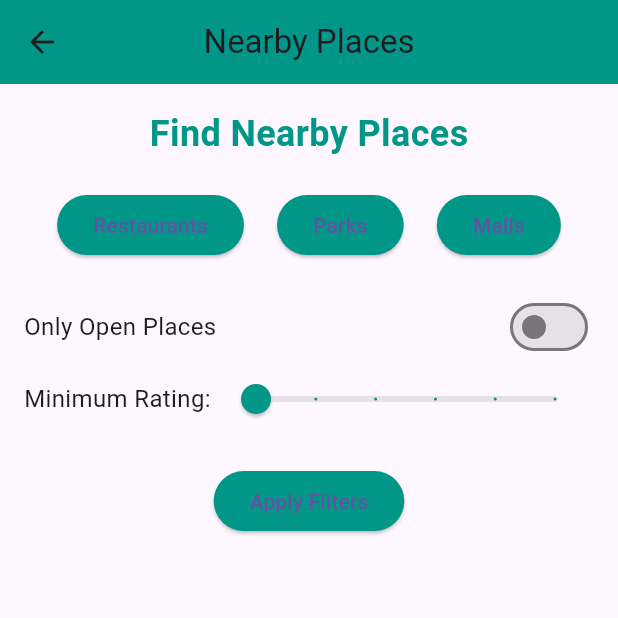
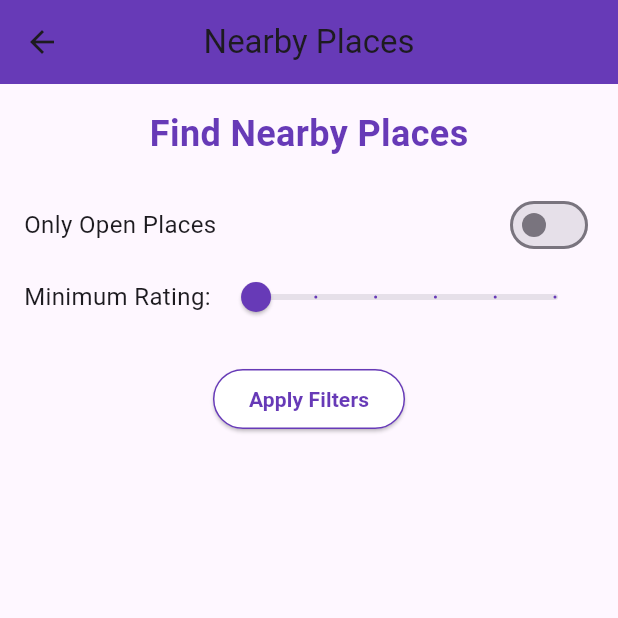
Before and after one commit to Erezab9877/flutter_travel_helper_1, a Flutter app: the NearByPlacesScreen screen opened directly, on a phone screen of 412 x 824 dp, the top half of it. Run offline on Flutter 3.47's test engine with Material 3 defaults, Android fonts, the phone set to English and light mode, and no system bars; our stand-ins replace bloc, cloud_firestore, dio, equatable, firebase_auth, firebase_core and 5 more; accounts and stored records are empty.

Commit message:
Add files via upload
final-stop every 1/4 way

```diff
--- a/lib/view/map_view.dart
+++ b/lib/view/map_view.dart
@@ -103,62 +103,23 @@ class _NearByPlacesScreenState extends State<NearByPlacesScreen> {
       appBar: AppBar(
         title: const Text('Nearby Places'),
         centerTitle: true,
-        backgroundColor: Colors.teal,
+        backgroundColor: Colors.deepPurple,
       ),
       body: SingleChildScrollView(
         child: Padding(
           padding: const EdgeInsets.all(16.0),
           child: Column(
+            crossAxisAlignment: CrossAxisAlignment.start,
             children: [
-              Text(
+              Center(
+                child: Text(
                   'Find Nearby Places',
                   style: TextStyle(
                     fontSize: 24,
                     fontWeight: FontWeight.bold,
-                  color: Colors.teal,
+                    color: Colors.deepPurple,
                   ),
                 ),
-              SizedBox(height: 20),
-              Row(
-                mainAxisAlignment: MainAxisAlignment.spaceEvenly,
-                children: [
-                  ElevatedButton(
-                    onPressed: () {
-                      getNearbyPlaces("restaurant");
-                    },
-                    style: ElevatedButton.styleFrom(
-                      primary: Colors.teal,
-                      shape: RoundedRectangleBorder(
-                        borderRadius: BorderRadius.circular(20),
-                      ),
-                    ),
-                    child: const Text("Restaurants"),
-                  ),
-                  ElevatedButton(
-                    onPressed: () {
-                      getNearbyPlaces("park");
-                    },
-                    style: ElevatedButton.styleFrom(
-                      primary: Colors.teal,
-                      shape: RoundedRectangleBorder(
-                        borderRadius: BorderRadius.circular(20),
-                      ),
-                    ),
-                    child: const Text("Parks"),
-                  ),
-                  ElevatedButton(
-                    onPressed: () {
-                      getNearbyPlaces("shopping_mall");
-                    },
-                    style: ElevatedButton.styleFrom(
-                      primary: Colors.teal,
-                      shape: RoundedRectangleBorder(
-                        borderRadius: BorderRadius.circular(20),
-                      ),
-                    ),
-                    child: const Text("Malls"),
-                  ),
-                ],
               ),
               SizedBox(height: 20),
               Row(
@@ -170,7 +131,7 @@ class _NearByPlacesScreenState extends State<NearByPlacesScreen> {
                   ),
                   Switch(
                     value: _onlyOpenPlaces,
-                    activeColor: Colors.teal,
+                    activeColor: Colors.deepPurple,
                     onChanged: (value) {
                       setState(() {
                         _onlyOpenPlaces = value;
@@ -191,7 +152,7 @@ class _NearByPlacesScreenState extends State<NearByPlacesScreen> {
                       min: 0,
                       max: 5,
                       divisions: 5,
-                      activeColor: Colors.teal,
+                      activeColor: Colors.deepPurple,
                       label: _minRating.toString(),
                       onChanged: (value) {
                         setState(() {
@@ -203,7 +164,8 @@ class _NearByPlacesScreenState extends State<NearByPlacesScreen> {
                 ],
               ),
               SizedBox(height: 20),
-              ElevatedButton(
+              Center(
+                child: ElevatedButton(
                   onPressed: () {
                     Navigator.pop(context, {
                       'onlyOpenPlaces': _onlyOpenPlaces,
@@ -211,12 +173,21 @@ class _NearByPlacesScreenState extends State<NearByPlacesScreen> {
                     });
                   },
                   style: ElevatedButton.styleFrom(
-                  primary: Colors.teal,
+                    primary: Colors.white, // Change button background color for contrast
+                    onPrimary: Colors.deepPurple, // Change text color
                     shape: RoundedRectangleBorder(
                       borderRadius: BorderRadius.circular(20),
+                      side: BorderSide(color: Colors.deepPurple), // Add border color
                     ),
                   ),
-                child: const Text("Apply Filters"),
+                  child: const Text(
+                    "Apply Filters",
+                    style: TextStyle(
+                      fontWeight: FontWeight.bold, // Make the text bold
+                      color: Colors.deepPurple, // Ensure text color is set
+                    ),
+                  ),
+                ),
               ),
               SizedBox(height: 20),
               if (nearbyPlacesResponse.results != null)
@@ -229,6 +200,9 @@ class _NearByPlacesScreenState extends State<NearByPlacesScreen> {
       ),
     );
   }
+
+
+
 
 
 
@@ -344,7 +318,7 @@ class _MapViewState extends State<MapView> {
   Map<String, dynamic>? _directions;
   Set<Polyline>? _polyLines;
   Set<Marker> _markers = {};
-  List<String> _waypoints = [];
+  List<Map<String, dynamic>> _waypoints = [];
   String _originalDestination = '';
   bool _onlyOpenPlaces = false;
   double _minRating = 0;
@@ -366,7 +340,7 @@ class _MapViewState extends State<MapView> {
 
     String origin = '${_initialPosition?.latitude},${_initialPosition?.longitude}';
     String destination = _originalDestination;
-    String waypoints = _waypoints.join('|');
+    String waypoints =  _waypoints.map((wp) => wp['coordinates'] as String).join('|');
 
     String url = 'https://www.google.com/maps/dir/?api=1&origin=$origin&destination=$destination&waypoints=$waypoints&travelmode=driving';
     print('Generated URL: $url');
@@ -385,14 +359,21 @@ class _MapViewState extends State<MapView> {
     }
   }
 
-  Future<void> _saveTravelData(String userId, String origin, String destination, List<String> waypoints) async {
+  Future<void> _saveTravelData(String userId, String origin, String destination, List<Map<String, dynamic>> waypoints) async {
     CollectionReference travels = FirebaseFirestore.instance.collection('travels');
+
+    List<Map<String, dynamic>> formattedWaypoints = waypoints.map((wp) {
+      return {
+        'coordinates': wp['coordinates'],
+        'type': wp['type'],
+      };
+    }).toList();
 
     Map<String, dynamic> travelData = {
       'userId': userId,
       'origin': origin,
       'destination': destination,
-      'waypoints': waypoints,
+      'waypoints': formattedWaypoints,
       'timestamp': FieldValue.serverTimestamp(),
     };
 
@@ -404,22 +385,24 @@ class _MapViewState extends State<MapView> {
     }
   }
 
-
   String formatWaypoints(List<String> waypoints) {
     return waypoints.map((wp) => 'via:$wp').join('|');
   }
 
-  void _addPlaceToRoute(Results result) {
+  void _addPlaceToRoute(Results result, String type) {
     final waypoint = LatLng(
         result.geometry!.location!.lat!, result.geometry!.location!.lng!);
     final waypointString = '${waypoint.latitude},${waypoint.longitude}';
 
     setState(() {
-      _waypoints.add(waypointString);
+      _waypoints.add({
+        'coordinates': waypointString,
+        'type': type,
+      });
     });
 
     // Call getDirections with the original destination and updated waypoints
-    getDirections(_originalDestination, _waypoints);
+    getDirections(_originalDestination, _waypoints.map((wp) => wp['coordinates'] as String).toList());
   }
 
   void _clearWaypoints() {
@@ -641,7 +624,7 @@ class _MapViewState extends State<MapView> {
               child: const Text('Add'),
               onPressed: () {
                 Navigator.of(context).pop();
-                _addPlaceToRoute(result);
+                _addPlaceToRoute(result, result.types!.first);
               },
             ),
           ],
@@ -896,17 +879,35 @@ class _MapViewState extends State<MapView> {
   void _fetchNearbyPlaces(String placeType) {
     if (_polyLines != null && _polyLines!.isNotEmpty) {
       final polylineCoordinates = _polyLines!.first.points;
+
+      // Calculate indices for quarter and three-quarters points
+      final quarterIndex = (polylineCoordinates.length / 4).round();
+      final threeQuarterIndex = (3 * polylineCoordinates.length / 4).round();
+
       if (_onlyOpenPlaces) {
+        // Fetch only open places if _onlyOpenPlaces is true
         getNearbyMarkers(
           polylineCoordinates.last,
           placeType,
-          isOpen: true, // Fetch only open places if _onlyOpenPlaces is true
+          isOpen: true,
           minRating: _minRating,
         );
         getNearbyMarkers(
           polylineCoordinates[((polylineCoordinates.length - 1) / 2).round()],
           placeType,
-          isOpen: true, // Fetch only open places if _onlyOpenPlaces is true
+          isOpen: true,
+          minRating: _minRating,
+        );
+        getNearbyMarkers(
+          polylineCoordinates[quarterIndex],
+          placeType,
+          isOpen: true,
+          minRating: _minRating,
+        );
+        getNearbyMarkers(
+          polylineCoordinates[threeQuarterIndex],
+          placeType,
+          isOpen: true,
           minRating: _minRating,
         );
       } else {
@@ -923,9 +924,22 @@ class _MapViewState extends State<MapView> {
           isOpen: null, // Pass null to get all places
           minRating: _minRating,
         );
+        getNearbyMarkers(
+          polylineCoordinates[quarterIndex],
+          placeType,
+          isOpen: null, // Pass null to get all places
+          minRating: _minRating,
+        );
+        getNearbyMarkers(
+          polylineCoordinates[threeQuarterIndex],
+          placeType,
+          isOpen: null, // Pass null to get all places
+          minRating: _minRating,
+        );
       }
     }
   }
+
 }
 class MapWidget extends StatelessWidget {
   const MapWidget({
```
Lines whose indentation alone changed are shown as unchanged.
